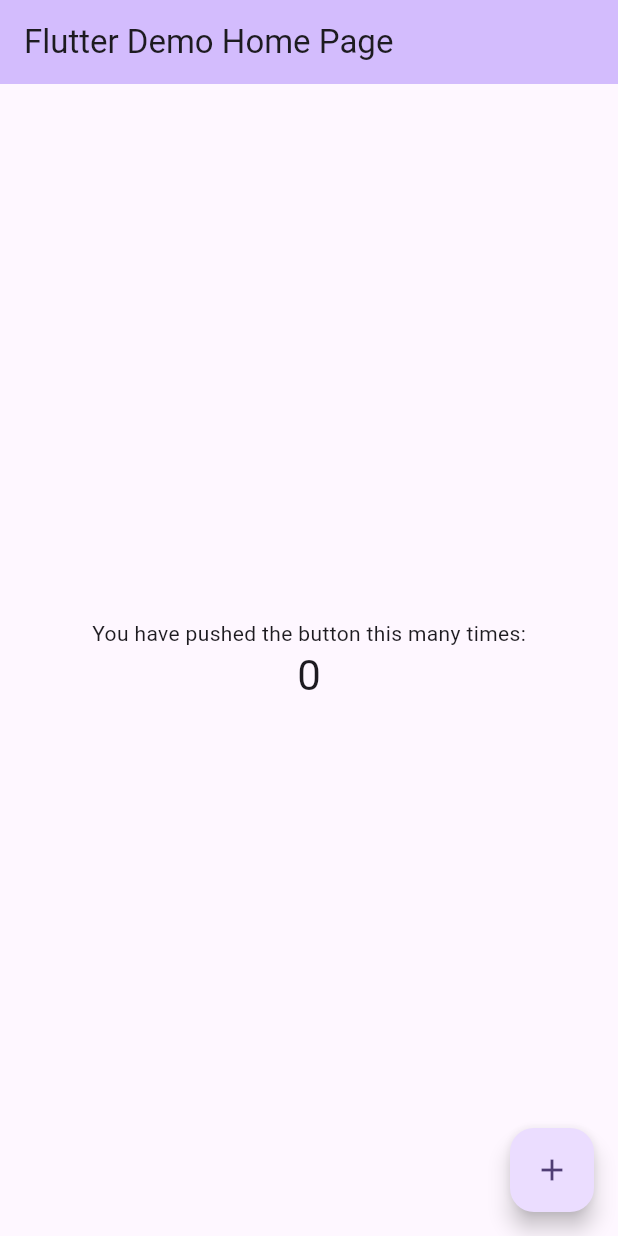
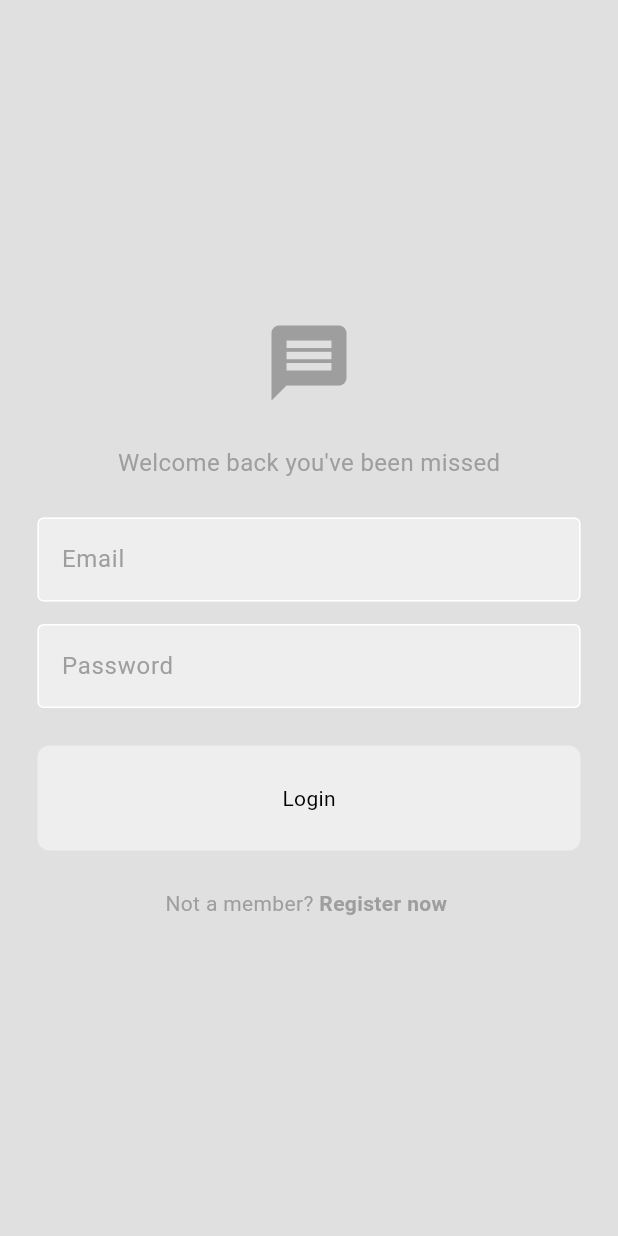
Before and after one commit to Vihanga-Nirmitha/Messenger-App-, a Flutter app: the screen it shows after launch, on a phone screen of 412 x 824 dp. Run offline on Flutter 3.47's test engine with Material 3 defaults, Android fonts, the phone set to English and light mode, and no system bars.

Commit message:
login page design complete

```diff
--- /dev/null
+++ b/lib/component/my_button.dart
@@ -0,0 +1,24 @@
+import 'package:flutter/material.dart';
+
+class MyButton extends StatelessWidget {
+  final void Function()? onTap;
+  final String text;
+  const MyButton({super.key, required this.text, this.onTap});
+
+  @override
+  Widget build(BuildContext context) {
+    return GestureDetector(
+      onTap: onTap,
+      child: Container(
+        decoration: BoxDecoration(
+            color: Theme.of(context).colorScheme.secondary,
+            borderRadius: BorderRadius.circular(8)),
+        padding: const EdgeInsets.all(25),
+        margin: const EdgeInsets.symmetric(horizontal: 25),
+        child: Center(
+          child: Text(text),
+        ),
+      ),
+    );
+  }
+}
--- /dev/null
+++ b/lib/component/my_textfield.dart
@@ -0,0 +1,34 @@
+import 'package:flutter/material.dart';
+
+// ignore: camel_case_types
+class MyTextFiled extends StatelessWidget {
+  final String hintText;
+  final bool obscured;
+  final TextEditingController controller;
+  const MyTextFiled(
+      {super.key, required this.hintText, required this.obscured, required this.controller,});
+
+  @override
+  Widget build(BuildContext context) {
+    return Padding(
+      padding: const EdgeInsets.symmetric(horizontal: 25.0),
+      child: TextField(
+        obscureText: obscured,
+        controller: controller,
+        decoration: InputDecoration(
+            enabledBorder: OutlineInputBorder(
+              borderSide:
+                  BorderSide(color: Theme.of(context).colorScheme.tertiary),
+            ),
+            focusedBorder: OutlineInputBorder(
+              borderSide:
+                  BorderSide(color: Theme.of(context).colorScheme.primary),
+            ),
+            fillColor: Theme.of(context).colorScheme.secondary,
+            filled: true,
+            hintText: hintText,
+            hintStyle: TextStyle(color: Theme.of(context).colorScheme.primary)),
+      ),
+    );
+  }
+}
--- a/lib/main.dart
+++ b/lib/main.dart
@@ -1,4 +1,6 @@
 import 'package:flutter/material.dart';
+import 'package:wechat/pages/login_page.dart';
+import 'package:wechat/themes/light_mode.dart';
 
 void main() {
   runApp(const MyApp());
@@ -11,115 +13,9 @@ class MyApp extends StatelessWidget {
   @override
   Widget build(BuildContext context) {
     return MaterialApp(
-      title: 'Flutter Demo',
-      theme: ThemeData(
-        // This is the theme of your application.
-        //
-        // TRY THIS: Try running your application with "flutter run". You'll see
-        // the application has a purple toolbar. Then, without quitting the app,
-        // try changing the seedColor in the colorScheme below to Colors.green
-        // and then invoke "hot reload" (save your changes or press the "hot
-        // reload" button in a Flutter-supported IDE, or press "r" if you used
-        // the command line to start the app).
-        //
-        // Notice that the counter didn't reset back to zero; the application
-        // state is not lost during the reload. To reset the state, use hot
-        // restart instead.
-        //
-        // This works for code too, not just values: Most code changes can be
-        // tested with just a hot reload.
-        colorScheme: ColorScheme.fromSeed(seedColor: Colors.deepPurple),
-        useMaterial3: true,
-      ),
-      home: const MyHomePage(title: 'Flutter Demo Home Page'),
+      debugShowCheckedModeBanner: false,
+      home: LoginPage(),
+      theme: lightMode,
     );
   }
 }
-
-class MyHomePage extends StatefulWidget {
-  const MyHomePage({super.key, required this.title});
-
-  // This widget is the home page of your application. It is stateful, meaning
-  // that it has a State object (defined below) that contains fields that affect
-  // how it looks.
-
-  // This class is the configuration for the state. It holds the values (in this
-  // case the title) provided by the parent (in this case the App widget) and
-  // used by the build method of the State. Fields in a Widget subclass are
-  // always marked "final".
-
-  final String title;
-
-  @override
-  State<MyHomePage> createState() => _MyHomePageState();
-}
-
-class _MyHomePageState extends State<MyHomePage> {
-  int _counter = 0;
-
-  void _incrementCounter() {
-    setState(() {
-      // This call to setState tells the Flutter framework that something has
-      // changed in this State, which causes it to rerun the build method below
-      // so that the display can reflect the updated values. If we changed
-      // _counter without calling setState(), then the build method would not be
-      // called again, and so nothing would appear to happen.
-      _counter++;
-    });
-  }
-
-  @override
-  Widget build(BuildContext context) {
-    // This method is rerun every time setState is called, for instance as done
-    // by the _incrementCounter method above.
-    //
-    // The Flutter framework has been optimized to make rerunning build methods
-    // fast, so that you can just rebuild anything that needs updating rather
-    // than having to individually change instances of widgets.
-    return Scaffold(
-      appBar: AppBar(
-        // TRY THIS: Try changing the color here to a specific color (to
-        // Colors.amber, perhaps?) and trigger a hot reload to see the AppBar
-        // change color while the other colors stay the same.
-        backgroundColor: Theme.of(context).colorScheme.inversePrimary,
-        // Here we take the value from the MyHomePage object that was created by
-        // the App.build method, and use it to set our appbar title.
-        title: Text(widget.title),
-      ),
-      body: Center(
-        // Center is a layout widget. It takes a single child and positions it
-        // in the middle of the parent.
-        child: Column(
-          // Column is also a layout widget. It takes a list of children and
-          // arranges them vertically. By default, it sizes itself to fit its
-          // children horizontally, and tries to be as tall as its parent.
-          //
-          // Column has various properties to control how it sizes itself and
-          // how it positions its children. Here we use mainAxisAlignment to
-          // center the children vertically; the main axis here is the vertical
-          // axis because Columns are vertical (the cross axis would be
-          // horizontal).
-          //
-          // TRY THIS: Invoke "debug painting" (choose the "Toggle Debug Paint"
-          // action in the IDE, or press "p" in the console), to see the
-          // wireframe for each widget.
-          mainAxisAlignment: MainAxisAlignment.center,
-          children: <Widget>[
-            const Text(
-              'You have pushed the button this many times:',
-            ),
-            Text(
-              '$_counter',
-              style: Theme.of(context).textTheme.headlineMedium,
-            ),
-          ],
-        ),
-      ),
-      floatingActionButton: FloatingActionButton(
-        onPressed: _incrementCounter,
-        tooltip: 'Increment',
-        child: const Icon(Icons.add),
-      ), // This trailing comma makes auto-formatting nicer for build methods.
-    );
-  }
-}
--- /dev/null
+++ b/lib/pages/login_page.dart
@@ -0,0 +1,81 @@
+import 'package:flutter/material.dart';
+import 'package:wechat/component/my_button.dart';
+import 'package:wechat/component/my_textfield.dart';
+
+class LoginPage extends StatelessWidget {
+  final TextEditingController _emailController = TextEditingController();
+  final TextEditingController _passwordController = TextEditingController();
+  void login() {
+    //login action here
+  }
+
+  LoginPage({super.key});
+
+  @override
+  Widget build(BuildContext context) {
+    return Scaffold(
+      backgroundColor: Theme.of(context).colorScheme.surface,
+      body: Center(
+        child: Column(
+          mainAxisAlignment: MainAxisAlignment.center,
+          children: [
+            //logo
+            Icon(
+              Icons.message,
+              size: 60,
+              color: Theme.of(context).colorScheme.primary,
+            ),
+            const SizedBox(height: 25),
+            //welcome back message
+            Text(
+              "Welcome back you've been missed",
+              style: TextStyle(
+                color: Theme.of(context).colorScheme.primary,
+                fontSize: 16,
+              ),
+            ),
+            const SizedBox(height: 25),
+
+            //email text field
+            MyTextFiled(
+              hintText: "Email",
+              obscured: false,
+              controller: _emailController,
+            ),
+            const SizedBox(height: 15),
+            //password text field
+            MyTextFiled(
+              hintText: "Password",
+              obscured: true,
+              controller: _passwordController,
+            ),
+            //login button
+            const SizedBox(height: 25),
+            //register now
+            MyButton(
+              text: "Login",
+              onTap: login,
+            ),
+            const SizedBox(height: 25),
+            Row(
+              mainAxisAlignment: MainAxisAlignment.center,
+              children: [
+                Text("Not a member? ",
+                    style: TextStyle(
+                      color: Theme.of(context).colorScheme.primary,
+                    )),
+                Text(
+                  "Register now ",
+                  style: TextStyle(
+                    fontWeight: FontWeight.bold,
+                    color: Theme.of(context).colorScheme.primary,
+                  ),
+                ),
+              ],
+            )
+          ],
+        ),
+      ),
+    );
+  }
+}
--- /dev/null
+++ b/lib/themes/light_mode.dart
@@ -0,0 +1,10 @@
+import 'package:flutter/material.dart';
+
+final ThemeData lightMode = ThemeData(
+    colorScheme: ColorScheme.light(
+  surface: Colors.grey.shade300,
+  primary: Colors.grey.shade500,
+  secondary: Colors.grey.shade200,
+  tertiary: Colors.white,
+  inversePrimary: Colors.grey.shade300,
+));
```
Also changed, not shown: lib/themes/dark_mode.dart (added).
